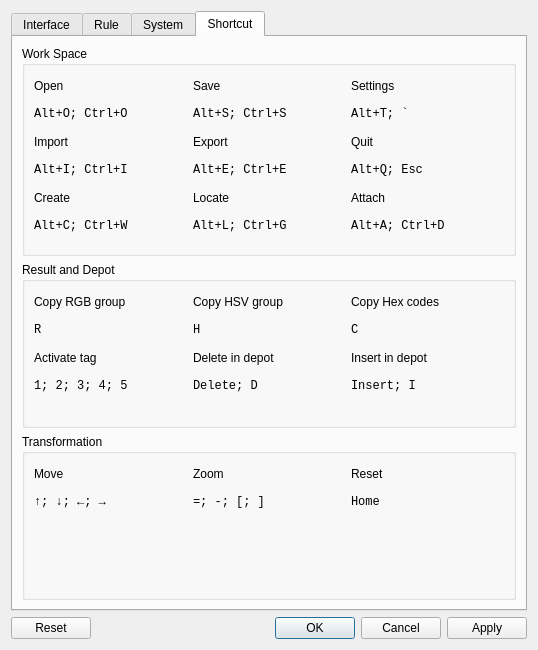
Before: the Qt Designer form src/main/python/cguis/design/settings_dialog.ui in insad/DigitalPalette, drawn with Qt 5.
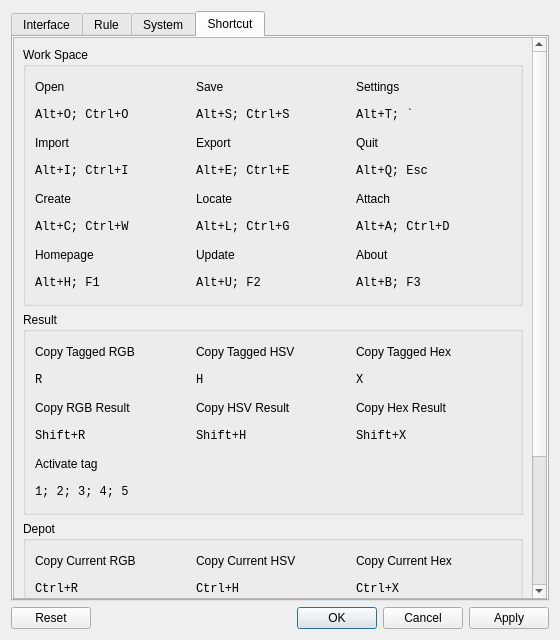
After: the same form once the commit is applied. The open tabs and pages were chosen to show the change.

Commit message: Modify export methods for result and depot.

The edit to the form file:
```diff
--- a/src/main/python/cguis/design/settings_dialog.ui
+++ b/src/main/python/cguis/design/settings_dialog.ui
@@ -6,10 +6,16 @@
    <rect>
     <x>0</x>
     <y>0</y>
-    <width>538</width>
-    <height>650</height>
+    <width>560</width>
+    <height>640</height>
    </rect>
   </property>
+  <property name="minimumSize">
+   <size>
+    <width>560</width>
+    <height>0</height>
+   </size>
+  </property>
   <property name="windowTitle">
    <string notr="true">Dialog</string>
   </property>
@@ -1690,15 +1696,170 @@
       <attribute name="title">
        <string>Shortcut</string>
       </attribute>
+      <layout class="QGridLayout" name="gridLayout_9">
+       <property name="leftMargin">
+        <number>0</number>
+       </property>
+       <property name="topMargin">
+        <number>0</number>
+       </property>
+       <property name="rightMargin">
+        <number>0</number>
+       </property>
+       <property name="bottomMargin">
+        <number>0</number>
+       </property>
+       <property name="spacing">
+        <number>0</number>
+       </property>
+       <item row="0" column="0">
+        <widget class="QScrollArea" name="shortcut_scroll_area">
+         <property name="widgetResizable">
+          <bool>true</bool>
+         </property>
+         <widget class="QWidget" name="shortcut_scroll_contents">
+          <property name="geometry">
+           <rect>
+            <x>0</x>
+            <y>-198</y>
+            <width>509</width>
+            <height>751</height>
+           </rect>
+          </property>
       <layout class="QVBoxLayout" name="verticalLayout_4">
        <item>
         <widget class="QGroupBox" name="shortcut_work_space_gbox">
          <property name="title">
           <string>Work Space</string>
          </property>
-         <layout class="QGridLayout" name="gridLayout_9">
+             <layout class="QGridLayout" name="gridLayout_10">
+              <item row="3" column="2">
+               <widget class="QLabel" name="label_rt_quit">
+                <property name="minimumSize">
+                 <size>
+                  <width>0</width>
+                  <height>22</height>
+                 </size>
+                </property>
+                <property name="maximumSize">
+                 <size>
+                  <width>16777215</width>
+                  <height>50</height>
+                 </size>
+                </property>
+                <property name="font">
+                 <font>
+                  <family>Consolas</family>
+                  <strikeout>false</strikeout>
+                 </font>
+                </property>
+                <property name="text">
+                 <string notr="true">Alt+Q; Esc</string>
+                </property>
+               </widget>
+              </item>
+              <item row="5" column="0">
+               <widget class="QLabel" name="label_rt_create">
+                <property name="minimumSize">
+                 <size>
+                  <width>0</width>
+                  <height>22</height>
+                 </size>
+                </property>
+                <property name="maximumSize">
+                 <size>
+                  <width>16777215</width>
+                  <height>50</height>
+                 </size>
+                </property>
+                <property name="font">
+                 <font>
+                  <family>Consolas</family>
+                  <strikeout>false</strikeout>
+                 </font>
+                </property>
+                <property name="text">
+                 <string notr="true">Alt+C; Ctrl+W</string>
+                </property>
+               </widget>
+              </item>
+              <item row="7" column="2">
+               <widget class="QLabel" name="label_rt_about">
+                <property name="minimumSize">
+                 <size>
+                  <width>0</width>
+                  <height>22</height>
+                 </size>
+                </property>
+                <property name="maximumSize">
+                 <size>
+                  <width>16777215</width>
+                  <height>50</height>
+                 </size>
+                </property>
+                <property name="font">
+                 <font>
+                  <family>Consolas</family>
+                  <strikeout>false</strikeout>
+                 </font>
+                </property>
+                <property name="text">
+                 <string notr="true">Alt+B; F3</string>
+                </property>
+               </widget>
+              </item>
+              <item row="1" column="1">
+               <widget class="QLabel" name="label_rt_save">
+                <property name="minimumSize">
+                 <size>
+                  <width>0</width>
+                  <height>22</height>
+                 </size>
+                </property>
+                <property name="maximumSize">
+                 <size>
+                  <width>16777215</width>
+                  <height>50</height>
+                 </size>
+                </property>
+                <property name="font">
+                 <font>
+                  <family>Consolas</family>
+                  <strikeout>false</strikeout>
+                 </font>
+                </property>
+                <property name="text">
+                 <string notr="true">Alt+S; Ctrl+S</string>
+                </property>
+               </widget>
+              </item>
+              <item row="3" column="0">
+               <widget class="QLabel" name="label_rt_import">
+                <property name="minimumSize">
+                 <size>
+                  <width>0</width>
+                  <height>22</height>
+                 </size>
+                </property>
+                <property name="maximumSize">
+                 <size>
+                  <width>16777215</width>
+                  <height>50</height>
+                 </size>
+                </property>
+                <property name="font">
+                 <font>
+                  <family>Consolas</family>
+                  <strikeout>false</strikeout>
+                 </font>
+                </property>
+                <property name="text">
+                 <string notr="true">Alt+I; Ctrl+I</string>
+                </property>
+               </widget>
+              </item>
           <item row="0" column="0">
-           <widget class="QLabel" name="label_30">
+               <widget class="QLabel" name="label_st_open">
             <property name="minimumSize">
              <size>
               <width>0</width>
@@ -1717,7 +1878,7 @@
            </widget>
           </item>
           <item row="0" column="1">
-           <widget class="QLabel" name="label_29">
+               <widget class="QLabel" name="label_st_save">
             <property name="minimumSize">
              <size>
               <width>0</width>
@@ -1735,8 +1896,8 @@
             </property>
            </widget>
           </item>
-          <item row="0" column="2">
-           <widget class="QLabel" name="label_12">
+              <item row="2" column="1">
+               <widget class="QLabel" name="label_st_export">
             <property name="minimumSize">
              <size>
               <width>0</width>
@@ -1750,12 +1911,31 @@
              </size>
             </property>
             <property name="text">
-             <string>Settings</string>
+                 <string>Export</string>
+                </property>
+               </widget>
+              </item>
+              <item row="6" column="0">
+               <widget class="QLabel" name="label_st_homepage">
+                <property name="minimumSize">
+                 <size>
+                  <width>0</width>
+                  <height>22</height>
+                 </size>
+                </property>
+                <property name="maximumSize">
+                 <size>
+                  <width>16777215</width>
+                  <height>50</height>
+                 </size>
+                </property>
+                <property name="text">
+                 <string>Homepage</string>
             </property>
            </widget>
           </item>
           <item row="1" column="0">
-           <widget class="QLabel" name="label_27">
+               <widget class="QLabel" name="label_rt_open">
             <property name="minimumSize">
              <size>
               <width>0</width>
@@ -1779,8 +1959,8 @@
             </property>
            </widget>
           </item>
-          <item row="1" column="1">
-           <widget class="QLabel" name="label_28">
+              <item row="6" column="2">
+               <widget class="QLabel" name="label_st_about">
             <property name="minimumSize">
              <size>
               <width>0</width>
@@ -1793,19 +1973,13 @@
               <height>50</height>
              </size>
             </property>
-            <property name="font">
-             <font>
-              <family>Consolas</family>
-              <strikeout>false</strikeout>
-             </font>
-            </property>
             <property name="text">
-             <string notr="true">Alt+S; Ctrl+S</string>
+                 <string>About</string>
             </property>
            </widget>
           </item>
           <item row="1" column="2">
-           <widget class="QLabel" name="label_11">
+               <widget class="QLabel" name="label_rt_settings">
             <property name="minimumSize">
              <size>
               <width>0</width>
@@ -1830,7 +2004,7 @@
            </widget>
           </item>
           <item row="2" column="0">
-           <widget class="QLabel" name="label">
+               <widget class="QLabel" name="label_st_import">
             <property name="minimumSize">
              <size>
               <width>0</width>
@@ -1848,8 +2022,8 @@
             </property>
            </widget>
           </item>
-          <item row="2" column="1">
-           <widget class="QLabel" name="label_3">
+              <item row="0" column="2">
+               <widget class="QLabel" name="label_st_settings">
             <property name="minimumSize">
              <size>
               <width>0</width>
@@ -1863,12 +2037,12 @@
              </size>
             </property>
             <property name="text">
-             <string>Export</string>
+                 <string>Settings</string>
             </property>
            </widget>
           </item>
-          <item row="2" column="2">
-           <widget class="QLabel" name="label_10">
+              <item row="5" column="1">
+               <widget class="QLabel" name="label_rt_locate">
             <property name="minimumSize">
              <size>
               <width>0</width>
@@ -1881,25 +2055,6 @@
               <height>50</height>
              </size>
             </property>
-            <property name="text">
-             <string>Quit</string>
-            </property>
-           </widget>
-          </item>
-          <item row="3" column="0">
-           <widget class="QLabel" name="label_2">
-            <property name="minimumSize">
-             <size>
-              <width>0</width>
-              <height>22</height>
-             </size>
-            </property>
-            <property name="maximumSize">
-             <size>
-              <width>16777215</width>
-              <height>50</height>
-             </size>
-            </property>
             <property name="font">
              <font>
               <family>Consolas</family>
@@ -1907,81 +2062,12 @@
              </font>
             </property>
             <property name="text">
-             <string notr="true">Alt+I; Ctrl+I</string>
-            </property>
-           </widget>
-          </item>
-          <item row="3" column="1">
-           <widget class="QLabel" name="label_4">
-            <property name="minimumSize">
-             <size>
-              <width>0</width>
-              <height>22</height>
-             </size>
-            </property>
-            <property name="maximumSize">
-             <size>
-              <width>16777215</width>
-              <height>50</height>
-             </size>
-            </property>
-            <property name="font">
-             <font>
-              <family>Consolas</family>
-              <strikeout>false</strikeout>
-             </font>
-            </property>
-            <property name="text">
-             <string notr="true">Alt+E; Ctrl+E</string>
-            </property>
-           </widget>
-          </item>
-          <item row="3" column="2">
-           <widget class="QLabel" name="label_9">
-            <property name="minimumSize">
-             <size>
-              <width>0</width>
-              <height>22</height>
-             </size>
-            </property>
-            <property name="maximumSize">
-             <size>
-              <width>16777215</width>
-              <height>50</height>
-             </size>
-            </property>
-            <property name="font">
-             <font>
-              <family>Consolas</family>
-              <strikeout>false</strikeout>
-             </font>
-            </property>
-            <property name="text">
-             <string notr="true">Alt+Q; Esc</string>
-            </property>
-           </widget>
-          </item>
-          <item row="4" column="0">
-           <widget class="QLabel" name="label_5">
-            <property name="minimumSize">
-             <size>
-              <width>0</width>
-              <height>22</height>
-             </size>
-            </property>
-            <property name="maximumSize">
-             <size>
-              <width>16777215</width>
-              <height>50</height>
-             </size>
-            </property>
-            <property name="text">
-             <string>Create</string>
+                 <string notr="true">Alt+L; Ctrl+G</string>
             </property>
            </widget>
           </item>
           <item row="4" column="1">
-           <widget class="QLabel" name="label_8">
+               <widget class="QLabel" name="label_st_locate">
             <property name="minimumSize">
              <size>
               <width>0</width>
@@ -1999,8 +2085,27 @@
             </property>
            </widget>
           </item>
+              <item row="6" column="1">
+               <widget class="QLabel" name="label_st_update">
+                <property name="minimumSize">
+                 <size>
+                  <width>0</width>
+                  <height>22</height>
+                 </size>
+                </property>
+                <property name="maximumSize">
+                 <size>
+                  <width>16777215</width>
+                  <height>50</height>
+                 </size>
+                </property>
+                <property name="text">
+                 <string>Update</string>
+                </property>
+               </widget>
+              </item>
           <item row="4" column="2">
-           <widget class="QLabel" name="label_32">
+               <widget class="QLabel" name="label_st_attach">
             <property name="minimumSize">
              <size>
               <width>0</width>
@@ -2018,8 +2123,8 @@
             </property>
            </widget>
           </item>
-          <item row="5" column="0">
-           <widget class="QLabel" name="label_6">
+              <item row="3" column="1">
+               <widget class="QLabel" name="label_rt_export">
             <property name="minimumSize">
              <size>
               <width>0</width>
@@ -2039,12 +2144,12 @@
              </font>
             </property>
             <property name="text">
-             <string notr="true">Alt+C; Ctrl+W</string>
+                 <string notr="true">Alt+E; Ctrl+E</string>
             </property>
            </widget>
           </item>
-          <item row="5" column="1">
-           <widget class="QLabel" name="label_7">
+              <item row="7" column="0">
+               <widget class="QLabel" name="label_rt_homepage">
             <property name="minimumSize">
              <size>
               <width>0</width>
@@ -2064,12 +2169,75 @@
              </font>
             </property>
             <property name="text">
-             <string notr="true">Alt+L; Ctrl+G</string>
+                 <string notr="true">Alt+H; F1</string>
+                </property>
+               </widget>
+              </item>
+              <item row="4" column="0">
+               <widget class="QLabel" name="label_st_create">
+                <property name="minimumSize">
+                 <size>
+                  <width>0</width>
+                  <height>22</height>
+                 </size>
+                </property>
+                <property name="maximumSize">
+                 <size>
+                  <width>16777215</width>
+                  <height>50</height>
+                 </size>
+                </property>
+                <property name="text">
+                 <string>Create</string>
+                </property>
+               </widget>
+              </item>
+              <item row="2" column="2">
+               <widget class="QLabel" name="label_st_quit">
+                <property name="minimumSize">
+                 <size>
+                  <width>0</width>
+                  <height>22</height>
+                 </size>
+                </property>
+                <property name="maximumSize">
+                 <size>
+                  <width>16777215</width>
+                  <height>50</height>
+                 </size>
+                </property>
+                <property name="text">
+                 <string>Quit</string>
+                </property>
+               </widget>
+              </item>
+              <item row="7" column="1">
+               <widget class="QLabel" name="label_rt_update">
+                <property name="minimumSize">
+                 <size>
+                  <width>0</width>
+                  <height>22</height>
+                 </size>
+                </property>
+                <property name="maximumSize">
+                 <size>
+                  <width>16777215</width>
+                  <height>50</height>
+                 </size>
+                </property>
+                <property name="font">
+                 <font>
+                  <family>Consolas</family>
+                  <strikeout>false</strikeout>
+                 </font>
+                </property>
+                <property name="text">
+                 <string notr="true">Alt+U; F2</string>
             </property>
            </widget>
           </item>
           <item row="5" column="2">
-           <widget class="QLabel" name="label_31">
+               <widget class="QLabel" name="label_rt_attach">
             <property name="minimumSize">
              <size>
               <width>0</width>
@@ -2093,30 +2261,17 @@
             </property>
            </widget>
           </item>
-          <item row="6" column="0" colspan="3">
-           <spacer name="verticalSpacer">
-            <property name="orientation">
-             <enum>Qt::Vertical</enum>
-            </property>
-            <property name="sizeHint" stdset="0">
-             <size>
-              <width>418</width>
-              <height>7</height>
-             </size>
-            </property>
-           </spacer>
-          </item>
          </layout>
         </widget>
        </item>
        <item>
         <widget class="QGroupBox" name="shortcut_result_gbox">
          <property name="title">
-          <string>Result and Depot</string>
-         </property>
-         <layout class="QGridLayout" name="gridLayout_11">
+              <string>Result</string>
+             </property>
+             <layout class="QGridLayout" name="gridLayout_16">
           <item row="0" column="0">
-           <widget class="QLabel" name="label_18">
+               <widget class="QLabel" name="label_st_ctr">
             <property name="minimumSize">
              <size>
               <width>0</width>
@@ -2130,12 +2285,12 @@
              </size>
             </property>
             <property name="text">
-             <string>Copy RGB group</string>
+                 <string>Copy Tagged RGB</string>
             </property>
            </widget>
           </item>
           <item row="0" column="1">
-           <widget class="QLabel" name="label_20">
+               <widget class="QLabel" name="label_st_cth">
             <property name="minimumSize">
              <size>
               <width>0</width>
@@ -2149,12 +2304,12 @@
              </size>
             </property>
             <property name="text">
-             <string>Copy HSV group</string>
+                 <string>Copy Tagged HSV</string>
             </property>
            </widget>
           </item>
           <item row="0" column="2">
-           <widget class="QLabel" name="label_23">
+               <widget class="QLabel" name="label_st_ctx">
             <property name="minimumSize">
              <size>
               <width>0</width>
@@ -2168,12 +2323,12 @@
              </size>
             </property>
             <property name="text">
-             <string>Copy Hex codes</string>
+                 <string>Copy Tagged Hex</string>
             </property>
            </widget>
           </item>
           <item row="1" column="0">
-           <widget class="QLabel" name="label_21">
+               <widget class="QLabel" name="label_rt_ctr">
             <property name="minimumSize">
              <size>
               <width>0</width>
@@ -2198,7 +2353,7 @@
            </widget>
           </item>
           <item row="1" column="1">
-           <widget class="QLabel" name="label_22">
+               <widget class="QLabel" name="label_rt_cth">
             <property name="minimumSize">
              <size>
               <width>0</width>
@@ -2223,7 +2378,7 @@
            </widget>
           </item>
           <item row="1" column="2">
-           <widget class="QLabel" name="label_25">
+               <widget class="QLabel" name="label_rt_ctx">
             <property name="minimumSize">
              <size>
               <width>0</width>
@@ -2243,12 +2398,144 @@
              </font>
             </property>
             <property name="text">
-             <string notr="true">C</string>
+                 <string notr="true">X</string>
             </property>
            </widget>
           </item>
           <item row="2" column="0">
-           <widget class="QLabel" name="label_24">
+               <widget class="QLabel" name="label_st_crr">
+                <property name="minimumSize">
+                 <size>
+                  <width>0</width>
+                  <height>22</height>
+                 </size>
+                </property>
+                <property name="maximumSize">
+                 <size>
+                  <width>16777215</width>
+                  <height>50</height>
+                 </size>
+                </property>
+                <property name="text">
+                 <string>Copy RGB Result</string>
+                </property>
+               </widget>
+              </item>
+              <item row="2" column="1">
+               <widget class="QLabel" name="label_st_chr">
+                <property name="minimumSize">
+                 <size>
+                  <width>0</width>
+                  <height>22</height>
+                 </size>
+                </property>
+                <property name="maximumSize">
+                 <size>
+                  <width>16777215</width>
+                  <height>50</height>
+                 </size>
+                </property>
+                <property name="text">
+                 <string>Copy HSV Result</string>
+                </property>
+               </widget>
+              </item>
+              <item row="2" column="2">
+               <widget class="QLabel" name="label_st_cxr">
+                <property name="minimumSize">
+                 <size>
+                  <width>0</width>
+                  <height>22</height>
+                 </size>
+                </property>
+                <property name="maximumSize">
+                 <size>
+                  <width>16777215</width>
+                  <height>50</height>
+                 </size>
+                </property>
+                <property name="text">
+                 <string>Copy Hex Result</string>
+                </property>
+               </widget>
+              </item>
+              <item row="3" column="0">
+               <widget class="QLabel" name="label_rt_crr">
+                <property name="minimumSize">
+                 <size>
+                  <width>0</width>
+                  <height>22</height>
+                 </size>
+                </property>
+                <property name="maximumSize">
+                 <size>
+                  <width>16777215</width>
+                  <height>50</height>
+                 </size>
+                </property>
+                <property name="font">
+                 <font>
+                  <family>Consolas</family>
+                  <strikeout>false</strikeout>
+                 </font>
+                </property>
+                <property name="text">
+                 <string notr="true">Shift+R</string>
+                </property>
+               </widget>
+              </item>
+              <item row="3" column="1">
+               <widget class="QLabel" name="label_rt_chr">
+                <property name="minimumSize">
+                 <size>
+                  <width>0</width>
+                  <height>22</height>
+                 </size>
+                </property>
+                <property name="maximumSize">
+                 <size>
+                  <width>16777215</width>
+                  <height>50</height>
+                 </size>
+                </property>
+                <property name="font">
+                 <font>
+                  <family>Consolas</family>
+                  <strikeout>false</strikeout>
+                 </font>
+                </property>
+                <property name="text">
+                 <string notr="true">Shift+H</string>
+                </property>
+               </widget>
+              </item>
+              <item row="3" column="2">
+               <widget class="QLabel" name="label_rt_cxr">
+                <property name="minimumSize">
+                 <size>
+                  <width>0</width>
+                  <height>22</height>
+                 </size>
+                </property>
+                <property name="maximumSize">
+                 <size>
+                  <width>16777215</width>
+                  <height>50</height>
+                 </size>
+                </property>
+                <property name="font">
+                 <font>
+                  <family>Consolas</family>
+                  <strikeout>false</strikeout>
+                 </font>
+                </property>
+                <property name="text">
+                 <string notr="true">Shift+X</string>
+                </property>
+               </widget>
+              </item>
+              <item row="4" column="0">
+               <widget class="QLabel" name="label_st_at">
             <property name="minimumSize">
              <size>
               <width>0</width>
@@ -2266,46 +2553,8 @@
             </property>
            </widget>
           </item>
-          <item row="2" column="1">
-           <widget class="QLabel" name="label_33">
-            <property name="minimumSize">
-             <size>
-              <width>0</width>
-              <height>22</height>
-             </size>
-            </property>
-            <property name="maximumSize">
-             <size>
-              <width>16777215</width>
-              <height>50</height>
-             </size>
-            </property>
-            <property name="text">
-             <string>Delete in depot</string>
-            </property>
-           </widget>
-          </item>
-          <item row="2" column="2">
-           <widget class="QLabel" name="label_35">
-            <property name="minimumSize">
-             <size>
-              <width>0</width>
-              <height>22</height>
-             </size>
-            </property>
-            <property name="maximumSize">
-             <size>
-              <width>16777215</width>
-              <height>50</height>
-             </size>
-            </property>
-            <property name="text">
-             <string>Insert in depot</string>
-            </property>
-           </widget>
-          </item>
-          <item row="3" column="0">
-           <widget class="QLabel" name="label_26">
+              <item row="5" column="0">
+               <widget class="QLabel" name="label_rt_at">
             <property name="minimumSize">
              <size>
               <width>0</width>
@@ -2329,8 +2578,187 @@
             </property>
            </widget>
           </item>
-          <item row="3" column="1">
-           <widget class="QLabel" name="label_34">
+             </layout>
+            </widget>
+           </item>
+           <item>
+            <widget class="QGroupBox" name="shortcut_result_gbox_2">
+             <property name="title">
+              <string>Depot</string>
+             </property>
+             <layout class="QGridLayout" name="gridLayout_17">
+              <item row="0" column="0">
+               <widget class="QLabel" name="label_st_ccr">
+                <property name="minimumSize">
+                 <size>
+                  <width>0</width>
+                  <height>22</height>
+                 </size>
+                </property>
+                <property name="maximumSize">
+                 <size>
+                  <width>16777215</width>
+                  <height>50</height>
+                 </size>
+                </property>
+                <property name="text">
+                 <string>Copy Current RGB</string>
+                </property>
+               </widget>
+              </item>
+              <item row="0" column="1">
+               <widget class="QLabel" name="label_st_cch">
+                <property name="minimumSize">
+                 <size>
+                  <width>0</width>
+                  <height>22</height>
+                 </size>
+                </property>
+                <property name="maximumSize">
+                 <size>
+                  <width>16777215</width>
+                  <height>50</height>
+                 </size>
+                </property>
+                <property name="text">
+                 <string>Copy Current HSV</string>
+                </property>
+               </widget>
+              </item>
+              <item row="0" column="2">
+               <widget class="QLabel" name="label_st_ccx">
+                <property name="minimumSize">
+                 <size>
+                  <width>0</width>
+                  <height>22</height>
+                 </size>
+                </property>
+                <property name="maximumSize">
+                 <size>
+                  <width>16777215</width>
+                  <height>50</height>
+                 </size>
+                </property>
+                <property name="text">
+                 <string>Copy Current Hex</string>
+                </property>
+               </widget>
+              </item>
+              <item row="1" column="0">
+               <widget class="QLabel" name="label_rt_ccr">
+                <property name="minimumSize">
+                 <size>
+                  <width>0</width>
+                  <height>22</height>
+                 </size>
+                </property>
+                <property name="maximumSize">
+                 <size>
+                  <width>16777215</width>
+                  <height>50</height>
+                 </size>
+                </property>
+                <property name="font">
+                 <font>
+                  <family>Consolas</family>
+                  <strikeout>false</strikeout>
+                 </font>
+                </property>
+                <property name="text">
+                 <string notr="true">Ctrl+R</string>
+                </property>
+               </widget>
+              </item>
+              <item row="1" column="1">
+               <widget class="QLabel" name="label_rt_cch">
+                <property name="minimumSize">
+                 <size>
+                  <width>0</width>
+                  <height>22</height>
+                 </size>
+                </property>
+                <property name="maximumSize">
+                 <size>
+                  <width>16777215</width>
+                  <height>50</height>
+                 </size>
+                </property>
+                <property name="font">
+                 <font>
+                  <family>Consolas</family>
+                  <strikeout>false</strikeout>
+                 </font>
+                </property>
+                <property name="text">
+                 <string notr="true">Ctrl+H</string>
+                </property>
+               </widget>
+              </item>
+              <item row="1" column="2">
+               <widget class="QLabel" name="label_rt_ccx">
+                <property name="minimumSize">
+                 <size>
+                  <width>0</width>
+                  <height>22</height>
+                 </size>
+                </property>
+                <property name="maximumSize">
+                 <size>
+                  <width>16777215</width>
+                  <height>50</height>
+                 </size>
+                </property>
+                <property name="font">
+                 <font>
+                  <family>Consolas</family>
+                  <strikeout>false</strikeout>
+                 </font>
+                </property>
+                <property name="text">
+                 <string notr="true">Ctrl+X</string>
+                </property>
+               </widget>
+              </item>
+              <item row="2" column="0">
+               <widget class="QLabel" name="label_st_did">
+                <property name="minimumSize">
+                 <size>
+                  <width>0</width>
+                  <height>22</height>
+                 </size>
+                </property>
+                <property name="maximumSize">
+                 <size>
+                  <width>16777215</width>
+                  <height>50</height>
+                 </size>
+                </property>
+                <property name="text">
+                 <string>Delete from depot</string>
+                </property>
+               </widget>
+              </item>
+              <item row="2" column="1">
+               <widget class="QLabel" name="label_st_iid">
+                <property name="minimumSize">
+                 <size>
+                  <width>0</width>
+                  <height>22</height>
+                 </size>
+                </property>
+                <property name="maximumSize">
+                 <size>
+                  <width>16777215</width>
+                  <height>50</height>
+                 </size>
+                </property>
+                <property name="text">
+                 <string>Insert into depot</string>
+                </property>
+               </widget>
+              </item>
+              <item row="3" column="0">
+               <widget class="QLabel" name="label_rt_did">
             <property name="minimumSize">
              <size>
               <width>0</width>
@@ -2354,8 +2782,8 @@
             </property>
            </widget>
           </item>
-          <item row="3" column="2">
-           <widget class="QLabel" name="label_36">
+              <item row="3" column="1">
+               <widget class="QLabel" name="label_rt_iid">
             <property name="minimumSize">
              <size>
               <width>0</width>
@@ -2379,19 +2807,6 @@
             </property>
            </widget>
           </item>
-          <item row="4" column="1">
-           <spacer name="verticalSpacer_2">
-            <property name="orientation">
-             <enum>Qt::Vertical</enum>
-            </property>
-            <property name="sizeHint" stdset="0">
-             <size>
-              <width>80</width>
-              <height>5</height>
-             </size>
-            </property>
-           </spacer>
-          </item>
          </layout>
         </widget>
        </item>
@@ -2400,9 +2815,9 @@
          <property name="title">
           <string>Transformation</string>
          </property>
-         <layout class="QGridLayout" name="gridLayout_10">
+             <layout class="QGridLayout" name="gridLayout_11">
           <item row="0" column="0">
-           <widget class="QLabel" name="label_13">
+               <widget class="QLabel" name="label_st_move">
             <property name="minimumSize">
              <size>
               <width>0</width>
@@ -2421,7 +2836,7 @@
            </widget>
           </item>
           <item row="0" column="1">
-           <widget class="QLabel" name="label_14">
+               <widget class="QLabel" name="label_st_zoom">
             <property name="minimumSize">
              <size>
               <width>0</width>
@@ -2439,27 +2854,8 @@
             </property>
            </widget>
           </item>
-          <item row="0" column="2">
-           <widget class="QLabel" name="label_17">
-            <property name="minimumSize">
-             <size>
-              <width>0</width>
-              <height>22</height>
-             </size>
-            </property>
-            <property name="maximumSize">
-             <size>
-              <width>16777215</width>
-              <height>50</height>
-             </size>
-            </property>
-            <property name="text">
-             <string>Reset</string>
-            </property>
-           </widget>
-          </item>
           <item row="1" column="0">
-           <widget class="QLabel" name="label_15">
+               <widget class="QLabel" name="label_rt_move">
             <property name="minimumSize">
              <size>
               <width>0</width>
@@ -2483,33 +2879,8 @@
             </property>
            </widget>
           </item>
-          <item row="1" column="1">
-           <widget class="QLabel" name="label_16">
-            <property name="minimumSize">
-             <size>
-              <width>0</width>
-              <height>22</height>
-             </size>
-            </property>
-            <property name="maximumSize">
-             <size>
-              <width>16777215</width>
-              <height>50</height>
-             </size>
-            </property>
-            <property name="font">
-             <font>
-              <family>Consolas</family>
-              <strikeout>false</strikeout>
-             </font>
-            </property>
-            <property name="text">
-             <string notr="true">=; -; [; ]</string>
-            </property>
-           </widget>
-          </item>
           <item row="1" column="2">
-           <widget class="QLabel" name="label_19">
+               <widget class="QLabel" name="label_rt_reset">
             <property name="minimumSize">
              <size>
               <width>0</width>
@@ -2533,20 +2904,55 @@
             </property>
            </widget>
           </item>
-          <item row="2" column="0" colspan="3">
-           <spacer name="verticalSpacer_3">
-            <property name="orientation">
-             <enum>Qt::Vertical</enum>
-            </property>
-            <property name="sizeHint" stdset="0">
+              <item row="0" column="2">
+               <widget class="QLabel" name="label_st_reset">
+                <property name="minimumSize">
+                 <size>
+                  <width>0</width>
+                  <height>22</height>
+                 </size>
+                </property>
+                <property name="maximumSize">
              <size>
-              <width>178</width>
-              <height>5</height>
-             </size>
-            </property>
-           </spacer>
-          </item>
-         </layout>
+                  <width>16777215</width>
+                  <height>50</height>
+                 </size>
+                </property>
+                <property name="text">
+                 <string>Reset</string>
+                </property>
+               </widget>
+              </item>
+              <item row="1" column="1">
+               <widget class="QLabel" name="label_rt_zoom">
+                <property name="minimumSize">
+                 <size>
+                  <width>0</width>
+                  <height>22</height>
+                 </size>
+                </property>
+                <property name="maximumSize">
+                 <size>
+                  <width>16777215</width>
+                  <height>50</height>
+                 </size>
+                </property>
+                <property name="font">
+                 <font>
+                  <family>Consolas</family>
+                  <strikeout>false</strikeout>
+                 </font>
+                </property>
+                <property name="text">
+                 <string notr="true">=; -; [; ]</string>
+                </property>
+               </widget>
+              </item>
+             </layout>
+            </widget>
+           </item>
+          </layout>
+         </widget>
         </widget>
        </item>
       </layout>
```
Left out of the diff: 376 changed lines with no effect on the pictures. Lines whose indentation alone changed are shown as unchanged. The commit also changes 29 other files.
